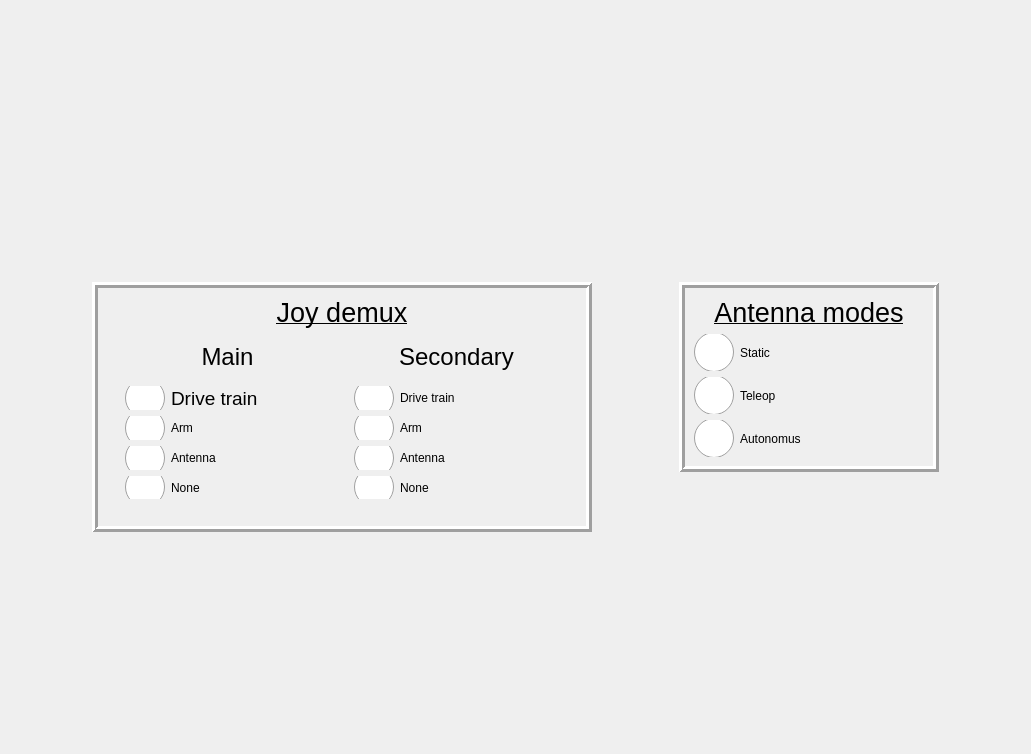
First picture: the form in rover_gui/ui/dashboard.ui, repository robotique-udes/rover, before the edit.
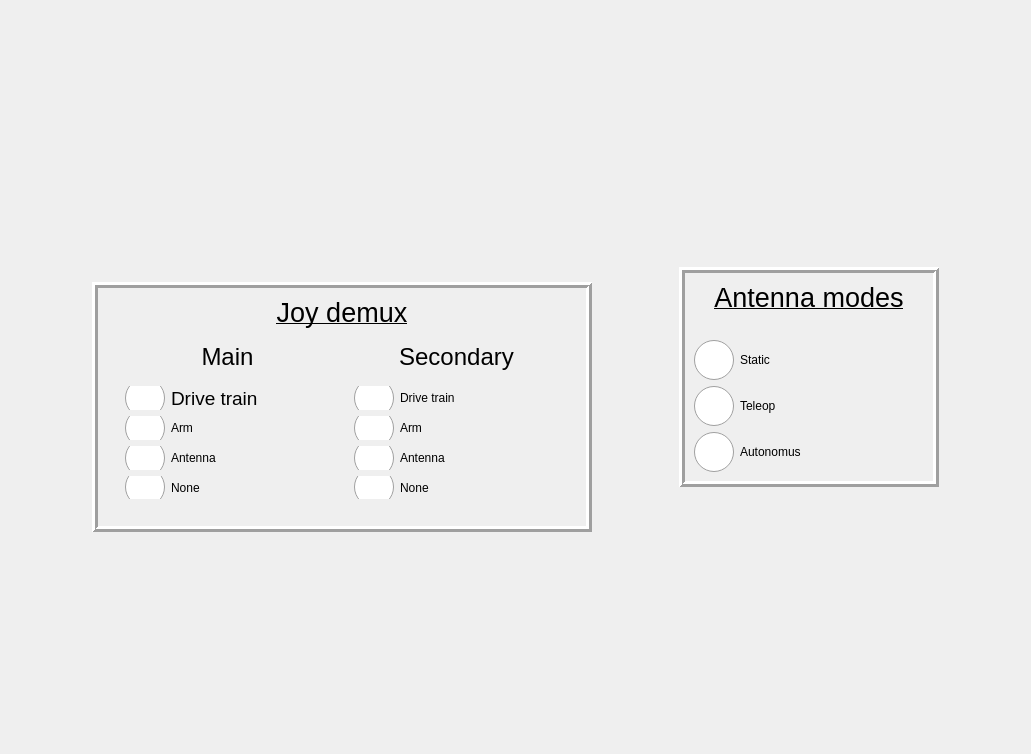
Second picture: the form after the edit. Icons and pictures are not drawn.

```diff
--- a/rover_gui/ui/dashboard.ui
+++ b/rover_gui/ui/dashboard.ui
@@ -253,7 +253,7 @@
      <property name="maximumSize">
       <size>
        <width>260</width>
-       <height>190</height>
+       <height>220</height>
       </size>
      </property>
      <property name="font">
```
